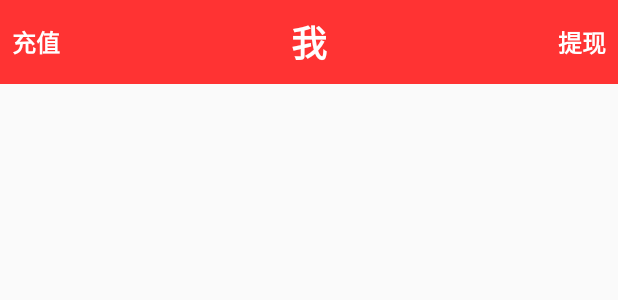
After one commit to shiboh/change, an Android app: the layout activity_main.xml on its own in the app's theme, with its tools: preview values and no code run, on a phone screen of 412 x 824 dp. The commit adds this screen. Shown: the top 300 px of the screen. Run offline under Robolectric (Android 15) with nearby library versions, the phone set to English and light mode, and no system bars.

Commit message:
改字体

```diff
--- /dev/null
+++ b/app/src/main/res/layout/activity_main.xml
@@ -0,0 +1,51 @@
+<?xml version="1.0" encoding="utf-8"?>
+<LinearLayout xmlns:android="http://schemas.android.com/apk/res/android"
+    android:layout_width="match_parent"
+    android:layout_height="match_parent">
+
+    <LinearLayout
+        android:id="@+id/asd"
+        android:layout_width="match_parent"
+        android:layout_height="@dimen/abc_action_bar_default_height_material"
+        android:background="@color/mifie_red"
+        android:orientation="horizontal">
+
+        <TextView
+            android:id="@+id/tv_topbar_left"
+            android:layout_width="wrap_content"
+            android:layout_height="match_parent"
+            android:gravity="center"
+            android:padding="@dimen/padding_large"
+            android:text="充值"
+            android:textColor="@color/white"
+            android:textSize="@dimen/text_size_headline_sub"
+            android:textStyle="bold" />
+
+        <TextView
+            android:id="@+id/tv_topbar_medium"
+            android:layout_width="wrap_content"
+            android:layout_height="match_parent"
+            android:layout_weight="1"
+            android:gravity="center"
+            android:padding="@dimen/padding_large"
+            android:text="我"
+            android:textColor="@color/white"
+            android:textSize="@dimen/text_size_headline"
+            android:textStyle="bold" />
+
+        <TextView
+            android:id="@+id/tv_topbar_right"
+            android:layout_width="wrap_content"
+            android:layout_height="match_parent"
+            android:gravity="center"
+            android:padding="@dimen/padding_large"
+            android:text="提现"
+            android:textColor="@color/white"
+            android:textSize="@dimen/text_size_headline_sub"
+            android:textStyle="bold" />
+
+
+    </LinearLayout>
+
+
+</LinearLayout>
--- a/app/src/main/res/layout/activity_splash.xml
+++ b/app/src/main/res/layout/activity_splash.xml
@@ -3,10 +3,6 @@
     android:layout_width="match_parent"
     android:layout_height="match_parent"
     tools:context=".SplashActivity">
-    <!--    android:paddingLeft="@dimen/activity_horizontal_margin"
-        android:paddingRight="@dimen/activity_horizontal_margin"
-        android:paddingTop="@dimen/activity_vertical_margin"
-        android:paddingBottom="@dimen/activity_vertical_margin"-->
 
     <TextView
         android:text="@string/hello_world"
--- a/app/src/main/res/values/colors.xml
+++ b/app/src/main/res/values/colors.xml
@@ -20,6 +20,8 @@
     <color name="mifie_gray_2">#485C67</color>
     <!-- MiFie 灰3 -->
     <color name="mifie_gray_3">#56637D</color>
+    <!-- 白 -->
+    <color name="white">#FFFFFF</color>
 
 
 </resources>
--- a/app/src/main/res/values/dimens.xml
+++ b/app/src/main/res/values/dimens.xml
@@ -2,4 +2,21 @@
     <!-- Default screen margins, per the Android Design guidelines. -->
     <dimen name="activity_horizontal_margin">16dp</dimen>
     <dimen name="activity_vertical_margin">16dp</dimen>
+
+    <dimen name="topbar_height">@dimen/abc_action_bar_default_height_material</dimen>
+    <dimen name="navbar_height" >@dimen/abc_action_bar_default_height_material</dimen>
+    <dimen name="padding_default">4dp</dimen>
+    <dimen name="padding_large">8dp</dimen>
+
+    <!-- 字体大小 -->
+    <dimen name="text_size_micro">12dp</dimen>
+    <dimen name="text_size_small">14dp</dimen>
+    <dimen name="text_size_medium">18dp</dimen>
+    <dimen name="text_size_large">22dp</dimen>
+
+    <dimen name="text_size_headline">24dp</dimen>
+    <dimen name="text_size_headline_sub">16dp</dimen>
+
+
+
 </resources>
```
Also changed, not shown: app/src/main/java/com/chnMicro/MFExchange/activity/MainActivity.java (+11 -13 lines), 1 other file.
